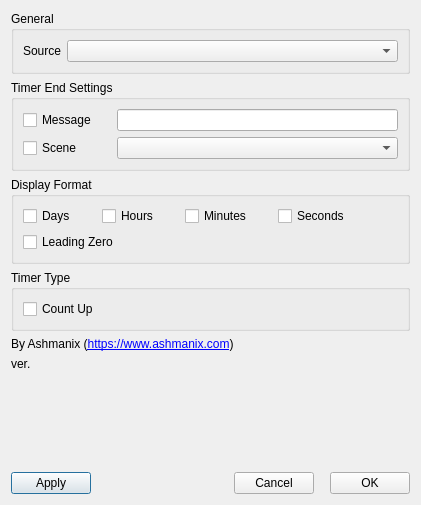
The window that src/ui/SettingsDialog.ui (ashmanix/obs-plugin-countdown) describes before a commit, drawn with Qt 5.
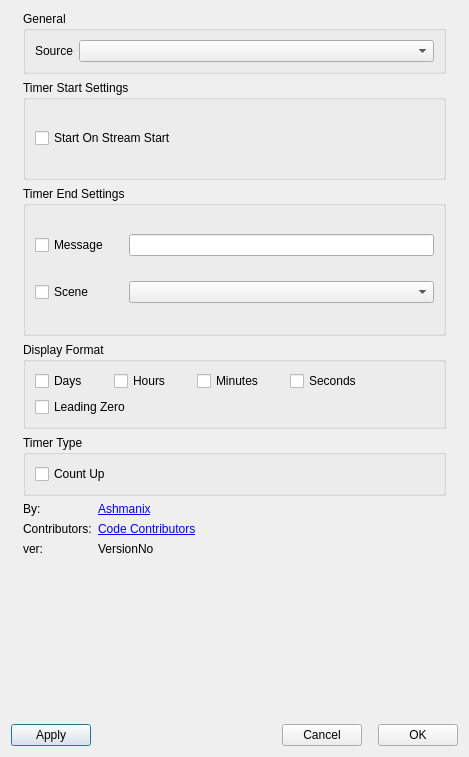
The same window after the commit.

Commit message: Feature added where, when set, timer will start on stream start

Patch:
```diff
--- a/src/ui/SettingsDialog.ui
+++ b/src/ui/SettingsDialog.ui
@@ -6,14 +6,50 @@
    <rect>
     <x>0</x>
     <y>0</y>
-    <width>421</width>
-    <height>505</height>
+    <width>469</width>
+    <height>757</height>
    </rect>
   </property>
   <property name="windowTitle">
    <string>Dialog</string>
   </property>
-  <layout class="QVBoxLayout" name="verticalLayout_2" stretch="0,0,0,0,0,0,1,0">
+  <layout class="QVBoxLayout" name="verticalLayout_2" stretch="1,0">
+   <item>
+    <widget class="QScrollArea" name="scrollArea">
+     <property name="minimumSize">
+      <size>
+       <width>0</width>
+       <height>0</height>
+      </size>
+     </property>
+     <property name="frameShape">
+      <enum>QFrame::NoFrame</enum>
+     </property>
+     <property name="widgetResizable">
+      <bool>true</bool>
+     </property>
+     <widget class="QWidget" name="scrollAreaWidgetContents">
+      <property name="geometry">
+       <rect>
+        <x>0</x>
+        <y>0</y>
+        <width>445</width>
+        <height>691</height>
+       </rect>
+      </property>
+      <layout class="QVBoxLayout" name="verticalLayout_4">
+       <property name="leftMargin">
+        <number>12</number>
+       </property>
+       <property name="topMargin">
+        <number>0</number>
+       </property>
+       <property name="rightMargin">
+        <number>12</number>
+       </property>
+       <property name="bottomMargin">
+        <number>12</number>
+       </property>
    <item>
     <widget class="QGroupBox" name="generalGroupBox">
      <property name="title">
@@ -50,6 +86,45 @@
      </layout>
     </widget>
    </item>
+       <item>
+        <widget class="QGroupBox" name="timerStartGroupBox">
+         <property name="minimumSize">
+          <size>
+           <width>0</width>
+           <height>100</height>
+          </size>
+         </property>
+         <property name="title">
+          <string>Timer Start Settings</string>
+         </property>
+         <layout class="QVBoxLayout" name="verticalLayout_3">
+          <item>
+           <layout class="QHBoxLayout" name="horizontalLayout">
+            <item>
+             <widget class="QCheckBox" name="startOnStreamStartCheckBox">
+              <property name="text">
+               <string>Start On Stream Start</string>
+              </property>
+             </widget>
+            </item>
+            <item>
+             <spacer name="horizontalSpacer_9">
+              <property name="orientation">
+               <enum>Qt::Horizontal</enum>
+              </property>
+              <property name="sizeHint" stdset="0">
+               <size>
+                <width>40</width>
+                <height>20</height>
+               </size>
+              </property>
+             </spacer>
+            </item>
+           </layout>
+          </item>
+         </layout>
+        </widget>
+       </item>
    <item>
     <widget class="QGroupBox" name="timerEndGroupBox">
      <property name="title">
@@ -365,14 +440,17 @@
     </widget>
    </item>
    <item>
-    <widget class="QLabel" name="label">
+        <layout class="QFormLayout" name="infoFormLayout">
+         <property name="fieldGrowthPolicy">
+          <enum>QFormLayout::AllNonFixedFieldsGrow</enum>
+         </property>
+         <property name="topMargin">
+          <number>0</number>
+         </property>
+         <item row="0" column="0">
+          <widget class="QLabel" name="byLabel">
      <property name="text">
-      <string>&lt;html&gt;
-&lt;head/&gt;
-&lt;body&gt;
-&lt;p&gt;By Ashmanix (&lt;a href=&quot;https://www.ashmanix.com&quot;&gt;&lt;span&gt;https://www.ashmanix.com&lt;/span&gt;&lt;/a&gt;)&lt;/p&gt;
-&lt;/body&gt;
-&lt;/html&gt;</string>
+            <string>By:</string>
      </property>
      <property name="alignment">
       <set>Qt::AlignLeading|Qt::AlignLeft|Qt::AlignVCenter</set>
@@ -382,12 +460,54 @@
      </property>
     </widget>
    </item>
-   <item>
+         <item row="0" column="1">
+          <widget class="QLabel" name="byTextLabel">
+           <property name="text">
+            <string notr="true">&lt;html&gt;&lt;head/&gt;&lt;body&gt;&lt;p&gt;&lt;a href=&quot;https://www.ashmanix.com&quot;&gt;&lt;span&gt;Ashmanix&lt;/span&gt;&lt;/a&gt;&lt;/p&gt;&lt;/body&gt;&lt;/html&gt;</string>
+           </property>
+           <property name="wordWrap">
+            <bool>true</bool>
+           </property>
+           <property name="openExternalLinks">
+            <bool>true</bool>
+           </property>
+          </widget>
+         </item>
+         <item row="1" column="0">
+          <widget class="QLabel" name="contributorsLabel">
+           <property name="text">
+            <string>Contributors:</string>
+           </property>
+          </widget>
+         </item>
+         <item row="2" column="0">
+          <widget class="QLabel" name="versionLabel">
+           <property name="text">
+            <string>ver:</string>
+           </property>
+          </widget>
+         </item>
+         <item row="2" column="1">
     <widget class="QLabel" name="versionTextLabel">
      <property name="text">
-      <string>ver.</string>
-     </property>
-    </widget>
+            <string>VersionNo</string>
+           </property>
+          </widget>
+         </item>
+         <item row="1" column="1">
+          <widget class="QLabel" name="contributorsTextLabel">
+           <property name="text">
+            <string>&lt;html&gt;&lt;head/&gt;&lt;body&gt;&lt;p&gt;&lt;a href=&quot;https://github.com/ashmanix/obs-plugin-countdown/graphs/contributors&quot;&gt;Code Contributors&lt;/a&gt;&lt;/p&gt;&lt;/body&gt;&lt;/html&gt;</string>
+           </property>
+           <property name="wordWrap">
+            <bool>true</bool>
+           </property>
+           <property name="openExternalLinks">
+            <bool>true</bool>
+           </property>
+          </widget>
+         </item>
+        </layout>
    </item>
    <item>
     <spacer name="verticalSpacer">
@@ -400,10 +520,14 @@
      <property name="sizeHint" stdset="0">
       <size>
        <width>20</width>
-       <height>40</height>
+           <height>5</height>
       </size>
      </property>
     </spacer>
+       </item>
+      </layout>
+     </widget>
+    </widget>
    </item>
    <item>
     <layout class="QHBoxLayout" name="dialogButtonsLayout">
```
Lines whose indentation alone changed are shown as unchanged. The commit also changes 9 other files.
